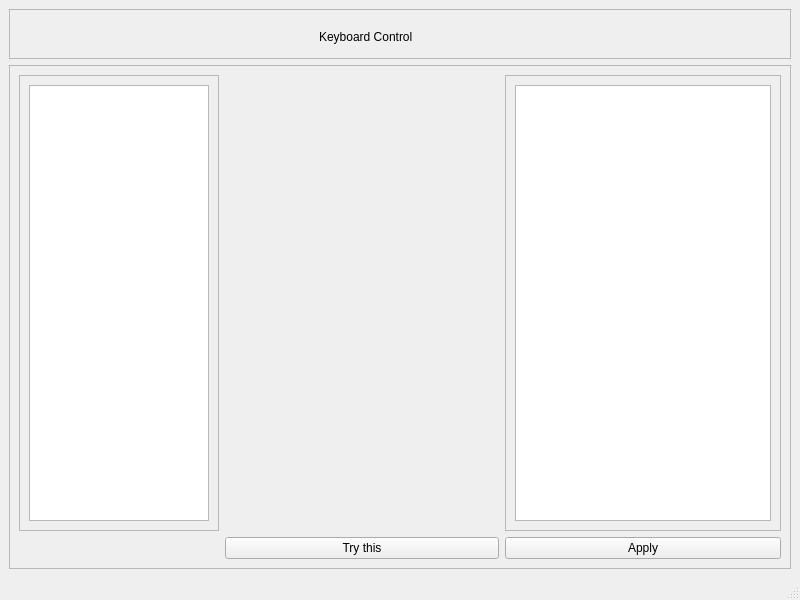
Vaisakhkm2625/keyboardcontrolV3, file keyboardcontrolv3/ui/main_ui.ui: the form before one commit.
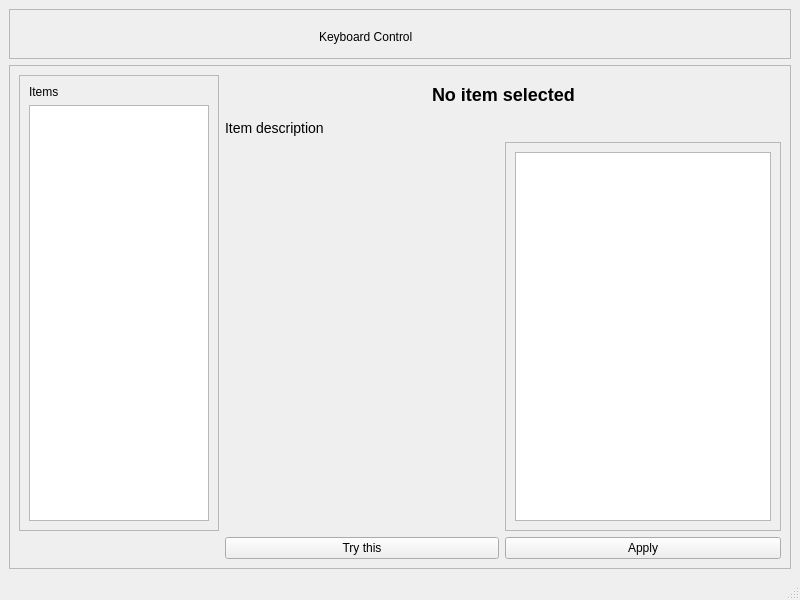
The form after the commit.

The edit to the form file:
```diff
--- a/keyboardcontrolv3/ui/main_ui.ui
+++ b/keyboardcontrolv3/ui/main_ui.ui
@@ -62,7 +62,14 @@
        <enum>QFrame::Raised</enum>
       </property>
       <layout class="QGridLayout" name="gridLayout">
-       <item row="0" column="1">
+       <item row="3" column="2">
+        <widget class="QPushButton" name="apply">
+         <property name="text">
+          <string>Apply</string>
+         </property>
+        </widget>
+       </item>
+       <item row="2" column="1">
         <widget class="QStackedWidget" name="actions_area">
          <property name="sizePolicy">
           <sizepolicy hsizetype="Expanding" vsizetype="Expanding">
@@ -75,7 +82,7 @@
          </property>
         </widget>
        </item>
-       <item row="0" column="2">
+       <item row="2" column="2">
         <widget class="QScrollArea" name="event_area">
          <property name="widgetResizable">
           <bool>true</bool>
@@ -86,7 +93,7 @@
             <x>0</x>
             <y>0</y>
             <width>274</width>
-            <height>435</height>
+            <height>367</height>
            </rect>
           </property>
           <property name="minimumSize">
@@ -103,14 +110,67 @@
          </widget>
         </widget>
        </item>
-       <item row="1" column="2">
-        <widget class="QPushButton" name="apply">
+       <item row="3" column="1">
+        <widget class="QPushButton" name="tryaction">
          <property name="text">
-          <string>Apply</string>
+          <string>Try this</string>
          </property>
         </widget>
        </item>
-       <item row="0" column="0">
+       <item row="0" column="1" colspan="2">
+        <widget class="QWidget" name="widget" native="true">
+         <layout class="QGridLayout" name="gridLayout_2">
+          <item row="0" column="1">
+           <widget class="QLabel" name="item_name">
+            <property name="styleSheet">
+             <string notr="true">font-size: 18px; 
+font-weight: bold;</string>
+            </property>
+            <property name="text">
+             <string>No item selected</string>
+            </property>
+           </widget>
+          </item>
+          <item row="0" column="0">
+           <spacer name="horizontalSpacer">
+            <property name="orientation">
+             <enum>Qt::Horizontal</enum>
+            </property>
+            <property name="sizeHint" stdset="0">
+             <size>
+              <width>40</width>
+              <height>20</height>
+             </size>
+            </property>
+           </spacer>
+          </item>
+          <item row="0" column="2">
+           <spacer name="horizontalSpacer_2">
+            <property name="orientation">
+             <enum>Qt::Horizontal</enum>
+            </property>
+            <property name="sizeHint" stdset="0">
+             <size>
+              <width>40</width>
+              <height>20</height>
+             </size>
+            </property>
+           </spacer>
+          </item>
+         </layout>
+        </widget>
+       </item>
+       <item row="1" column="1" colspan="2">
+        <widget class="QLabel" name="description">
+         <property name="styleSheet">
+          <string notr="true">font-size: 14px; </string>
+         </property>
+         <property name="text">
+          <string>Item description</string>
+         </property>
+        </widget>
+       </item>
+       <item row="0" column="0" rowspan="3">
         <widget class="QScrollArea" name="sidebar__area">
          <property name="sizePolicy">
           <sizepolicy hsizetype="Minimum" vsizetype="Expanding">
@@ -143,6 +203,13 @@
            </rect>
           </property>
           <layout class="QVBoxLayout" name="verticalLayout_2">
+           <item>
+            <widget class="QLabel" name="label_2">
+             <property name="text">
+              <string>Items</string>
+             </property>
+            </widget>
+           </item>
            <item>
             <widget class="QListWidget" name="item_list">
              <property name="sizePolicy">
@@ -157,13 +224,6 @@
          </widget>
         </widget>
        </item>
-       <item row="1" column="1">
-        <widget class="QPushButton" name="tryaction">
-         <property name="text">
-          <string>Try this</string>
-         </property>
-        </widget>
-       </item>
       </layout>
      </widget>
     </item>
```
